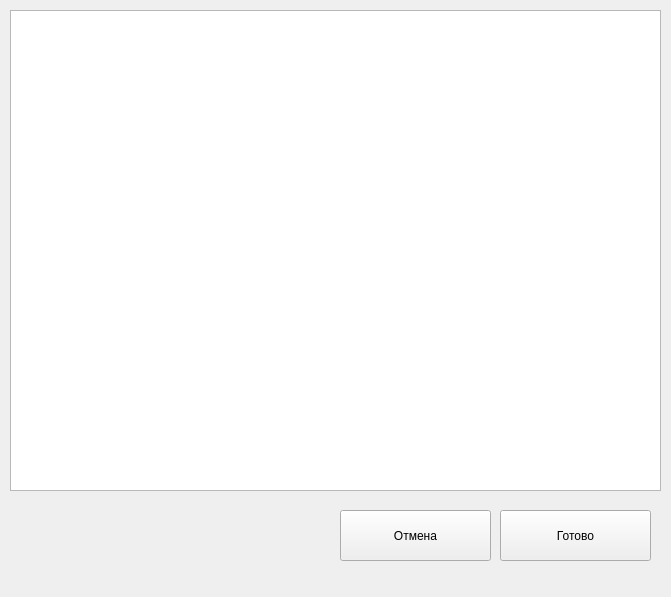
Old version of the form ui_forms/createobj.ui in the repository Ukihara/scheme_editor.
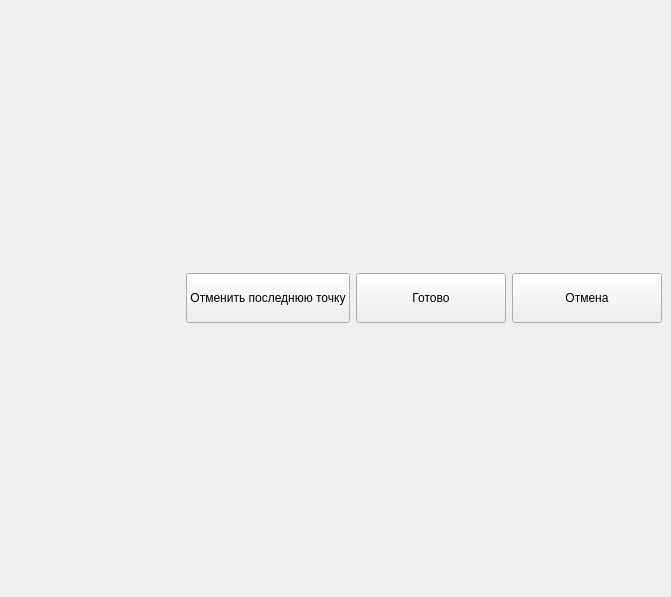
New version of the form.

Commit message: added area to create new objects

```diff
--- a/ui_forms/createobj.ui
+++ b/ui_forms/createobj.ui
@@ -14,42 +14,68 @@
    <string>Создание нового оборудования</string>
   </property>
   <widget class="QWidget" name="centralwidget">
-   <widget class="QGraphicsView" name="graphicsView">
-    <property name="geometry">
-     <rect>
-      <x>10</x>
-      <y>10</y>
-      <width>651</width>
-      <height>481</height>
-     </rect>
-    </property>
-   </widget>
+   <layout class="QVBoxLayout" name="verticalLayout_3">
+    <item>
+     <layout class="QVBoxLayout" name="mainLayout">
+      <item>
+       <layout class="QHBoxLayout" name="horizontalLayout">
+        <item>
+         <spacer name="horizontalSpacer">
+          <property name="orientation">
+           <enum>Qt::Horizontal</enum>
+          </property>
+          <property name="sizeHint" stdset="0">
+           <size>
+            <width>40</width>
+            <height>20</height>
+           </size>
+          </property>
+         </spacer>
+        </item>
+        <item>
+         <widget class="QPushButton" name="cancelLastPoint">
+          <property name="minimumSize">
+           <size>
+            <width>150</width>
+            <height>50</height>
+           </size>
+          </property>
+          <property name="text">
+           <string>Отменить последнюю точку</string>
+          </property>
+         </widget>
+        </item>
+        <item>
    <widget class="QPushButton" name="readyBut">
-    <property name="geometry">
-     <rect>
-      <x>500</x>
-      <y>510</y>
-      <width>151</width>
-      <height>51</height>
-     </rect>
+          <property name="minimumSize">
+           <size>
+            <width>150</width>
+            <height>50</height>
+           </size>
     </property>
     <property name="text">
      <string>Готово</string>
     </property>
    </widget>
+        </item>
+        <item>
    <widget class="QPushButton" name="cancelBut">
-    <property name="geometry">
-     <rect>
-      <x>340</x>
-      <y>510</y>
-      <width>151</width>
-      <height>51</height>
-     </rect>
+          <property name="minimumSize">
+           <size>
+            <width>150</width>
+            <height>50</height>
+           </size>
     </property>
     <property name="text">
      <string>Отмена</string>
     </property>
    </widget>
+        </item>
+       </layout>
+      </item>
+     </layout>
+    </item>
+   </layout>
   </widget>
   <widget class="QMenuBar" name="menubar">
    <property name="geometry">
```
Left out of the diff: 2 changed lines with no effect on the pictures. Lines whose indentation alone changed are shown as unchanged.
